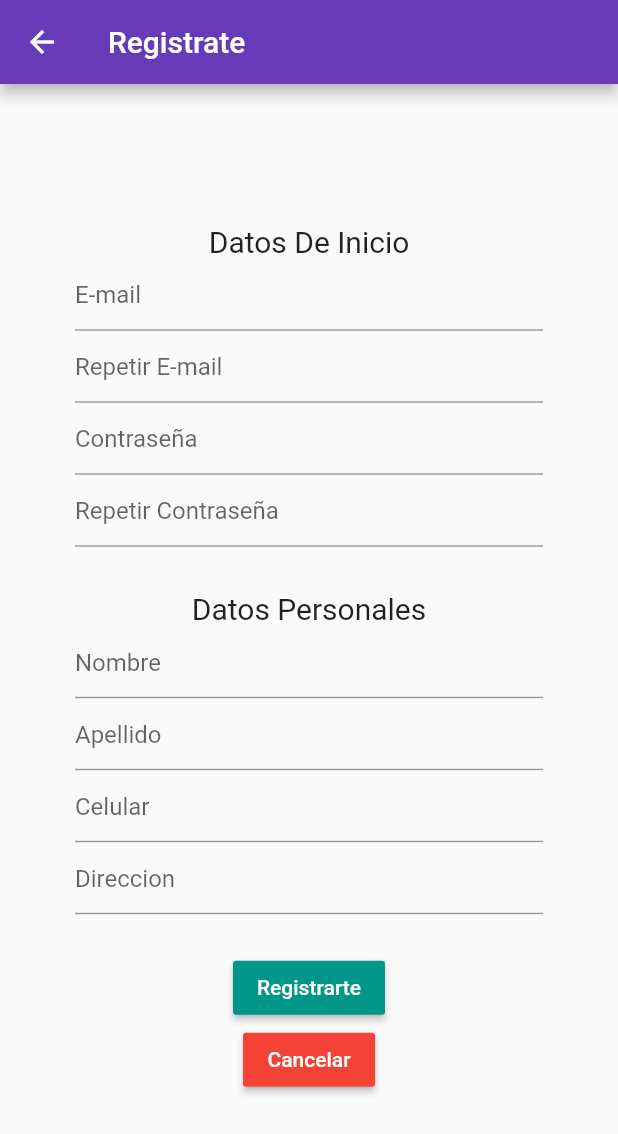
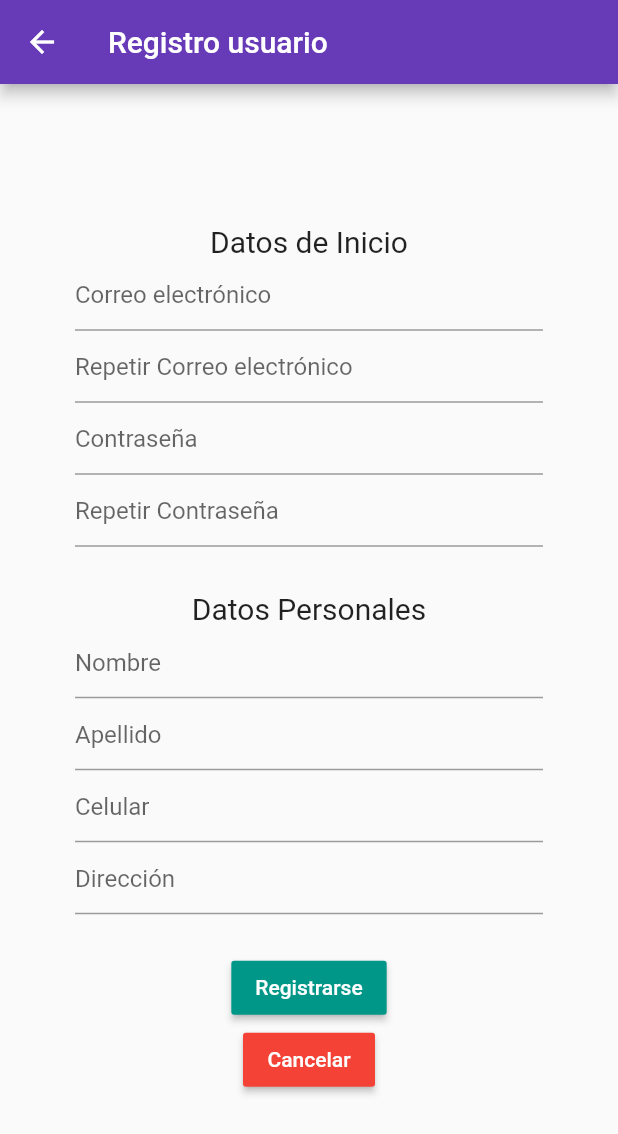
Before and after one commit to m60miguel/NewbiePets, a Flutter app: the RegistroPage screen opened directly, on a phone screen of 412 x 824 dp. Shown: the top 1134 px of the screen. Run offline on Flutter 3.47's test engine with Material 2 defaults, Android fonts, the phone set to English and light mode, and no system bars; our stand-ins replace font_awesome_flutter, google_maps_flutter.

Commit message:
Fix errors on the Maps page, edit button text and text language

```diff
--- a/newbiepets_flutter/lib/pages/login.dart
+++ b/newbiepets_flutter/lib/pages/login.dart
@@ -44,7 +44,7 @@ class LoginPageState extends State<LoginPage>
                   crossAxisAlignment: CrossAxisAlignment.center,
                   children: <Widget>[
                     new TextFormField(
-                      decoration: new InputDecoration(hintText: "E-mail"),
+                      decoration: new InputDecoration(hintText: "Correo electrónico"),
                       keyboardType: TextInputType.emailAddress,
                     ),
                     new TextFormField(
@@ -58,7 +58,7 @@ class LoginPageState extends State<LoginPage>
                     new MaterialButton(
                       color: Colors.teal,
                       textColor: Colors.white,
-                      child: new Text("LogIn"),
+                      child: new Text("Iniciar Sesión"),
                       onPressed: () => {},
                     ),
                     new Padding(
--- a/newbiepets_flutter/lib/pages/register.dart
+++ b/newbiepets_flutter/lib/pages/register.dart
@@ -13,7 +13,7 @@ class RegistroPageState extends State<RegistroPage> {
   Widget build(BuildContext context) {
     return new Scaffold(
       appBar: AppBar(
-        title: Text("Registrate"),
+        title: Text("Registro usuario"),
         actions: <Widget>[],
       ),
       body: new Container(
@@ -30,15 +30,15 @@ class RegistroPageState extends State<RegistroPage> {
                     child: Column(
                       crossAxisAlignment: CrossAxisAlignment.center,
                       children: <Widget>[
-                        new Text("Datos De Inicio",
+                        new Text("Datos de Inicio",
                             style: TextStyle(fontSize: 20.0)),
                         new TextFormField(
-                          decoration: new InputDecoration(hintText: "E-mail"),
+                          decoration: new InputDecoration(hintText: "Correo electrónico"),
                           keyboardType: TextInputType.emailAddress,
                         ),
                         new TextFormField(
                           decoration:
-                              new InputDecoration(hintText: "Repetir E-mail"),
+                              new InputDecoration(hintText: "Repetir Correo electrónico"),
                           keyboardType: TextInputType.emailAddress,
                         ),
                         new TextFormField(
@@ -72,7 +72,7 @@ class RegistroPageState extends State<RegistroPage> {
                         ),
                         new TextFormField(
                           decoration:
-                              new InputDecoration(hintText: "Direccion"),
+                              new InputDecoration(hintText: "Dirección"),
                           keyboardType: TextInputType.text,
                         ),
                         new Padding(
@@ -81,7 +81,7 @@ class RegistroPageState extends State<RegistroPage> {
                         new MaterialButton(
                           color: Colors.teal,
                           textColor: Colors.white,
-                          child: new Text("Registrarte"),
+                          child: new Text("Registrarse"),
                           onPressed: () => {},
                         ),
                         new MaterialButton(
```
Also changed, not shown: newbiepets_flutter/lib/pages/maps.dart (+1 -6 lines), newbiepets_flutter/lib/pages/registerpet.dart (+6 -7 lines).
